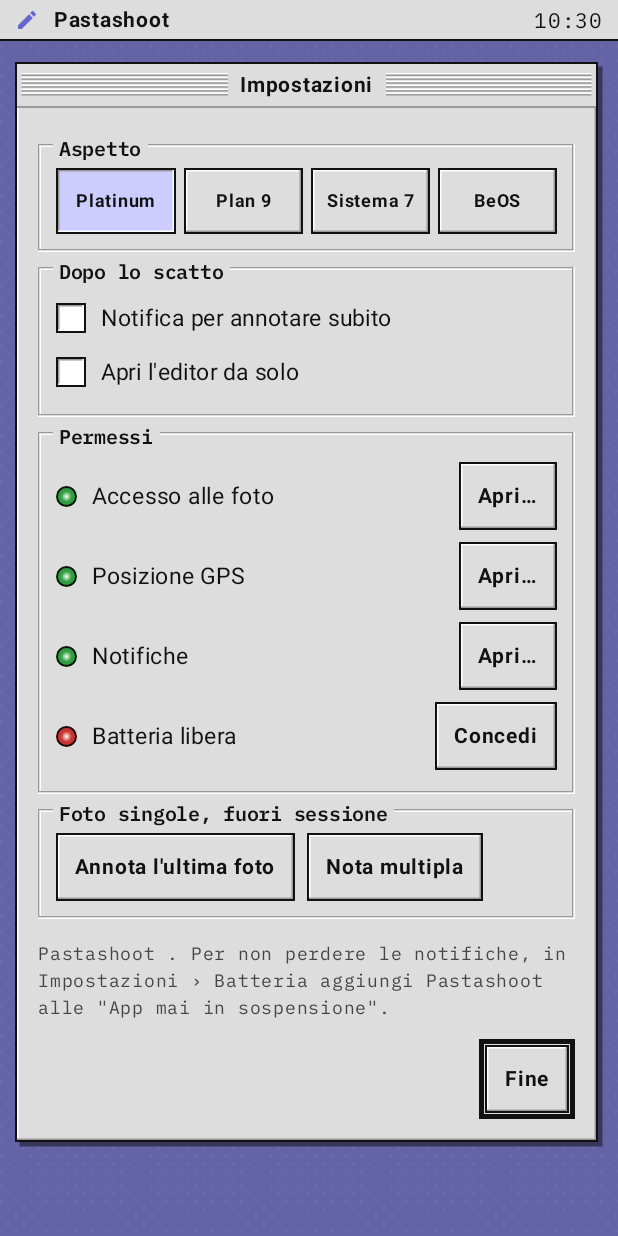
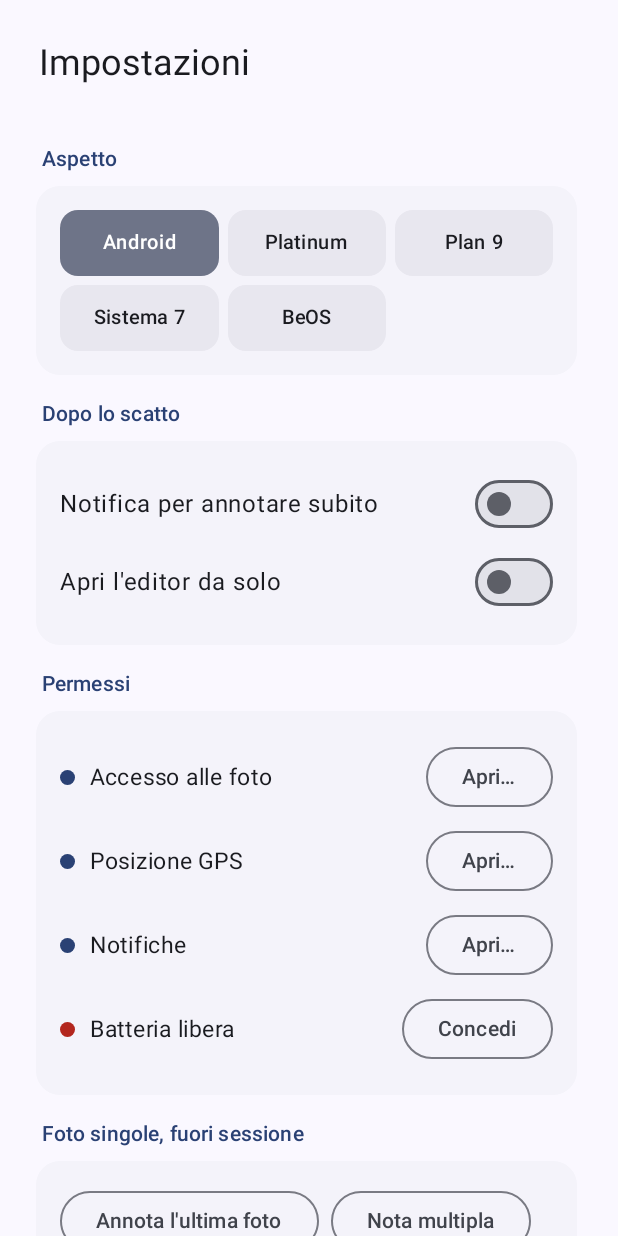
Before and after one commit to sambusek/foto-note, an Android app built with Jetpack Compose: the screen it shows after launch (MainActivity), after a tap on "Impostazioni…", on a phone screen of 412 x 824 dp. Run offline under Robolectric (Android 15) with nearby library versions, the phone set to English and light mode, and no system bars.

Commit message:
Aspetto Android (Material You) predefinito; campi automatici nel layout: data, ora, sopralluogo, etichetta fissa
Co-Authored-By: Claude Opus 5.5 <noreply@anthropic.com>
Claude-Session: https://claude.ai/code/session_01TkezUDY4MMPm1DRoensGuT

```diff
--- a/app/src/main/java/com/sambusek/fotonote/MainActivity.kt
+++ b/app/src/main/java/com/sambusek/fotonote/MainActivity.kt
@@ -289,13 +289,22 @@ private fun SettingsScreen(tick: MutableIntState, onBack: () -> Unit) {
             RetroWindow("Impostazioni", Modifier.fillMaxWidth()) {
                 Column(Modifier.padding(14.dp)) {
                     GroupBox("Aspetto") {
-                        Row(horizontalArrangement = Arrangement.spacedBy(5.dp)) {
-                            for (id in SkinId.entries) {
-                                BevelButton(
-                                    null, height = 44.dp,
-                                    on = LocalSkin.current.id == id,
-                                    onClick = { SkinStore.set(ctx, id) },
-                                ) { BevelValue(id.label, size = 12) }
+                        Column(verticalArrangement = Arrangement.spacedBy(6.dp)) {
+                            for (row in SkinId.entries.chunked(3)) {
+                                Row(horizontalArrangement = Arrangement.spacedBy(6.dp)) {
+                                    for (id in row) {
+                                        BevelButton(
+                                            null, height = 44.dp,
+                                            on = LocalSkin.current.id == id,
+                                            onClick = {
+                                                SkinStore.set(ctx, id)
+                                                // le barre di sistema cambiano stile con l'aspetto
+                                                (ctx as? android.app.Activity)?.recreate()
+                                            },
+                                        ) { BevelValue(id.label, size = 13) }
+                                    }
+                                    repeat(3 - row.size) { Spacer(Modifier.weight(1f)) }
+                                }
                             }
                         }
                     }
--- a/app/src/main/java/com/sambusek/fotonote/SessionActivity.kt
+++ b/app/src/main/java/com/sambusek/fotonote/SessionActivity.kt
@@ -176,7 +176,7 @@ private fun StagingScreen(s: Session, tick: MutableIntState, onClose: () -> Unit
     if (multiOpen) {
         MultiTextDialog(
             count = selected.size,
-            fields = s.fields,
+            fields = s.fields.filter { !it.auto },
             // se le foto scelte hanno già tutte lo stesso testo, si parte da quello
             initialFor = { fieldId ->
                 val texts = selected.map { k ->
--- a/app/src/main/java/com/sambusek/fotonote/Skin.kt
+++ b/app/src/main/java/com/sambusek/fotonote/Skin.kt
@@ -1,5 +1,7 @@
 package com.sambusek.fotonote
 
+import androidx.compose.material3.lightColorScheme
+import androidx.compose.material3.ColorScheme
 import android.content.Context
 import androidx.compose.runtime.getValue
 import androidx.compose.runtime.mutableStateOf
@@ -12,10 +14,10 @@ import androidx.compose.ui.text.font.FontWeight
 import androidx.compose.ui.unit.Dp
 import androidx.compose.ui.unit.dp
 
-enum class SkinId(val label: String) { PLATINUM("Platinum"), PLAN9("Plan 9"), SYSTEM7("Sistema 7"), BEOS("BeOS") }
+enum class SkinId(val label: String) { ANDROID("Android"), PLATINUM("Platinum"), PLAN9("Plan 9"), SYSTEM7("Sistema 7"), BEOS("BeOS") }
 
 enum class Desk { DOTS, FLAT, CHECKER }
-enum class TitleBar { PLATINUM, STRIPES_BW, TAG, TAB }
+enum class TitleBar { PLATINUM, STRIPES_BW, TAG, TAB, MATERIAL }
 enum class Shadow { SOFT, HARD, NONE }
 
 /** Tutto ciò che distingue una skin dall'altra. */
@@ -153,7 +155,34 @@ val BeSkin = PlatinumSkin.copy(
     alertFill = Color(0xFFFFCB00),
 )
 
+/**
+ * Aspetto Android: Material 3 con i colori di sistema (Material You) e il tema chiaro o
+ * scuro del telefono. I colori veri si calcolano a runtime con [androidSkin].
+ */
+fun androidSkin(cs: ColorScheme): Skin = PlatinumSkin.copy(
+    id = SkinId.ANDROID,
+    desk = cs.surface, deskTex = cs.surface, deskStyle = Desk.FLAT,
+    bg = cs.surface, field = cs.surfaceContainerHighest,
+    ink = cs.onSurface, ink2 = cs.onSurfaceVariant, off = cs.onSurface.copy(alpha = 0.38f),
+    hi = cs.outlineVariant, lo = cs.outlineVariant,
+    accent = cs.primary, onBg = cs.secondaryContainer, onInk = cs.onSecondaryContainer,
+    pressBg = cs.surfaceContainerHighest, pressInk = cs.onSurface,
+    canvas = cs.surfaceContainerHighest, ok = cs.primary, ko = cs.error,
+    winBorder = Color.Transparent, winBorderW = 0.dp, shadow = Shadow.NONE,
+    titleBar = TitleBar.MATERIAL, titleBg = cs.surface,
+    menuBg = cs.surface, menuLine = Color.Transparent,
+    bevel = false, ctlBg = cs.surfaceContainerHigh, ctlBorder = Color.Transparent, pushRadius = 20.dp,
+    progress = listOf(cs.primary, cs.primary, cs.primary),
+    alertFill = cs.tertiaryContainer,
+    titleFont = FontFamily.Default, bodyFont = FontFamily.Default, smallFont = FontFamily.Default,
+    lowercase = false,
+)
+
+/** Segnaposto per l'aspetto Android (i colori reali arrivano dal tema di sistema). */
+val AndroidSkinPlaceholder = androidSkin(lightColorScheme())
+
 fun skinFor(id: SkinId) = when (id) {
+    SkinId.ANDROID -> AndroidSkinPlaceholder
     SkinId.PLATINUM -> PlatinumSkin
     SkinId.PLAN9 -> Plan9Skin
     SkinId.SYSTEM7 -> System7Skin
@@ -164,12 +193,16 @@ val LocalSkin = staticCompositionLocalOf { PlatinumSkin }
 
 /** Skin attiva, condivisa da tutte le schermate dell'app. */
 object SkinStore {
-    var current by mutableStateOf(PlatinumSkin)
+    var current by mutableStateOf(AndroidSkinPlaceholder)
         private set
+    private var loaded = false
 
+    /** Carica la skin salvata; alla prima installazione è l'aspetto Android. */
     fun load(c: Context) {
+        if (loaded) return
+        loaded = true
         val name = c.getSharedPreferences("fotonote", Context.MODE_PRIVATE).getString("skin", null)
-        current = skinFor(SkinId.entries.firstOrNull { it.name == name } ?: SkinId.PLATINUM)
+        current = skinFor(SkinId.entries.firstOrNull { it.name == name } ?: SkinId.ANDROID)
     }
 
     fun set(c: Context, id: SkinId) {
--- a/app/src/main/java/com/sambusek/fotonote/Ui.kt
+++ b/app/src/main/java/com/sambusek/fotonote/Ui.kt
@@ -1,5 +1,19 @@
 package com.sambusek.fotonote
 
+import androidx.compose.ui.semantics.Role
+import androidx.compose.material3.dynamicLightColorScheme
+import androidx.compose.material3.dynamicDarkColorScheme
+import androidx.compose.material3.darkColorScheme
+import androidx.compose.material3.LinearProgressIndicator
+import androidx.compose.material3.TextButton
+import androidx.compose.material3.Switch
+import androidx.compose.material3.OutlinedTextField
+import androidx.compose.material3.OutlinedButton
+import androidx.compose.material3.Button
+import androidx.compose.material3.AlertDialog
+import androidx.compose.foundation.selection.toggleable
+import androidx.compose.foundation.isSystemInDarkTheme
+import android.os.Build
 import androidx.activity.ComponentActivity
 import androidx.activity.SystemBarStyle
 import androidx.activity.enableEdgeToEdge
@@ -121,19 +135,33 @@ val LocalCellInk = compositionLocalOf { Color.Black }
 fun glyphInk(): Color {
     val sk = LocalSkin.current
     val ink = LocalCellInk.current
-    return if (sk.id == SkinId.PLATINUM && ink == sk.ink) sk.accent else ink
+    return if ((sk.id == SkinId.PLATINUM || sk.id == SkinId.ANDROID) && ink == sk.ink) sk.accent else ink
 }
 
 /** Plan 9 scrive etichette e titoli in minuscolo. */
 @Composable
 fun tx(s: String): String = if (LocalSkin.current.lowercase) s.lowercase() else s
 
-private var skinLoaded = false
+val isAndroidSkin: Boolean @Composable get() = LocalSkin.current.id == SkinId.ANDROID
 
 @Composable
 fun PlatinumTheme(content: @Composable () -> Unit) {
     val ctx = LocalContext.current
-    if (!skinLoaded) { SkinStore.load(ctx); skinLoaded = true }
+    SkinStore.load(ctx)
+    if (SkinStore.current.id == SkinId.ANDROID) {
+        // Material 3 con i colori di sistema (Android 12+) e il tema chiaro/scuro del telefono
+        val dark = isSystemInDarkTheme()
+        val cs = when {
+            Build.VERSION.SDK_INT >= 31 -> if (dark) dynamicDarkColorScheme(ctx) else dynamicLightColorScheme(ctx)
+            dark -> darkColorScheme()
+            else -> lightColorScheme()
+        }
+        val sk = androidSkin(cs)
+        CompositionLocalProvider(LocalSkin provides sk, LocalCellInk provides sk.ink) {
+            MaterialTheme(colorScheme = cs, content = content)
+        }
+        return
+    }
     val sk = SkinStore.current
     val square = RoundedCornerShape(0.dp)
     CompositionLocalProvider(LocalSkin provides sk, LocalCellInk provides sk.ink) {
@@ -154,6 +182,11 @@ fun PlatinumTheme(content: @Composable () -> Unit) {
 }
 
 fun ComponentActivity.platinumEdgeToEdge() {
+    SkinStore.load(this)
+    if (SkinStore.current.id == SkinId.ANDROID) {
+        enableEdgeToEdge() // icone delle barre di sistema secondo il tema chiaro/scuro
+        return
+    }
     val t = android.graphics.Color.TRANSPARENT
     enableEdgeToEdge(SystemBarStyle.light(t, t), SystemBarStyle.dark(t))
 }
@@ -196,6 +229,7 @@ fun Modifier.etched(): Modifier {
         }
         SkinId.PLAN9 -> border(1.dp, sk.lo)
         SkinId.SYSTEM7 -> border(1.dp, sk.ink)
+        SkinId.ANDROID -> this
     }
 }
 
@@ -208,6 +242,7 @@ fun Modifier.well(color: Color? = null): Modifier {
         SkinId.PLATINUM, SkinId.BEOS -> this.bevel(raised = false).padding(1.dp).border(1.dp, sk.ink).padding(1.dp).background(fill)
         SkinId.PLAN9 -> this.border(1.dp, sk.lo).padding(1.dp).background(fill)
         SkinId.SYSTEM7 -> this.border(1.dp, sk.ink).padding(1.dp).background(fill)
+        SkinId.ANDROID -> this.clip(RoundedCornerShape(12.dp)).background(fill)
     }
 }
 
@@ -249,6 +284,11 @@ fun Modifier.desktop(): Modifier {
 @Composable
 fun MenuBar(title: String) {
     val sk = LocalSkin.current
+    if (sk.id == SkinId.ANDROID) {
+        // niente barra dei menu finta: solo lo spazio della barra di stato
+        Spacer(Modifier.fillMaxWidth().background(sk.menuBg).statusBarsPadding())
+        return
+    }
     var time by remember { mutableStateOf("") }
     LaunchedEffect(Unit) {
         val f = SimpleDateFormat("HH:mm", Locale.ITALY)
@@ -302,6 +342,21 @@ fun RetroWindow(
     content: @Composable ColumnScope.() -> Unit,
 ) {
     val sk = LocalSkin.current
+    if (sk.titleBar == TitleBar.MATERIAL) {
+        Column(modifier.background(sk.bg)) {
+            Text(
+                title,
+                style = if (small) MaterialTheme.typography.titleSmall else MaterialTheme.typography.headlineSmall,
+                color = if (small) sk.ink2 else sk.ink,
+                maxLines = 1,
+                modifier = Modifier.padding(
+                    start = 16.dp, end = 16.dp, top = if (small) 8.dp else 12.dp, bottom = if (small) 4.dp else 8.dp
+                ),
+            )
+            content()
+        }
+        return
+    }
     val barH = if (small) 20.dp else 28.dp
     val shadowMod = when (sk.shadow) {
         Shadow.SOFT -> Modifier.drawBehind {
@@ -391,7 +446,7 @@ fun RetroWindow(
                     )
                 }
             }
-            TitleBar.TAB -> {}
+            TitleBar.TAB, TitleBar.MATERIAL -> {}
             TitleBar.TAG -> {
                 Row(
                     Modifier.fillMaxWidth().height(barH).background(sk.titleBg).padding(horizontal = 8.dp),
@@ -411,7 +466,7 @@ fun RetroWindow(
         }
         Box(
             Modifier.fillMaxWidth().height(1.dp).background(
-                when (sk.id) { SkinId.PLATINUM, SkinId.BEOS -> sk.lo; SkinId.PLAN9 -> sk.winBorder; SkinId.SYSTEM7 -> sk.ink }
+                when (sk.id) { SkinId.PLATINUM, SkinId.BEOS, SkinId.ANDROID -> sk.lo; SkinId.PLAN9 -> sk.winBorder; SkinId.SYSTEM7 -> sk.ink }
             )
         )
         content()
@@ -436,6 +491,35 @@ fun BevelBox(
     content: @Composable BoxScope.() -> Unit,
 ) {
     val sk = LocalSkin.current
+    if (sk.id == SkinId.ANDROID) {
+        // riquadro tonale Material con l'effetto "ripple" di sistema
+        val shp = if (shape == RectangleShape) RoundedCornerShape(12.dp) else shape
+        val ink = when { !enabled -> sk.off; on -> sk.onInk; else -> sk.ink }
+        Box(
+            modifier
+                .clip(shp)
+                .background(if (on) sk.onBg else sk.ctlBg)
+                .then(if (onClick != null) Modifier.clickable(enabled = enabled, onClick = onClick) else Modifier)
+        ) {
+            CompositionLocalProvider(LocalCellInk provides ink) {
+                if (label != null) {
+                    Text(
+                        label,
+                        style = MaterialTheme.typography.labelSmall,
+                        color = if (on || !enabled) ink else sk.ink2,
+                        maxLines = 1,
+                        modifier = Modifier.align(Alignment.TopStart).padding(start = 8.dp, top = 5.dp),
+                    )
+                }
+                Box(
+                    Modifier.align(Alignment.Center).padding(top = if (label != null) 12.dp else 0.dp),
+                    contentAlignment = Alignment.Center,
+                    content = content,
+                )
+            }
+        }
+        return
+    }
     val src = remember { MutableInteractionSource() }
     val pressed by src.collectIsPressedAsState()
     var flash by remember { mutableStateOf(false) }
@@ -513,7 +597,7 @@ fun BevelValue(text: String, enabled: Boolean = true, size: Int = 18) {
     Text(
         tx(text),
         fontFamily = sk.titleFont,
-        fontWeight = FontWeight.Bold,
+        fontWeight = if (sk.id == SkinId.ANDROID) FontWeight.Medium else FontWeight.Bold,
         fontSize = size.sp,
         color = if (enabled) LocalCellInk.current else sk.off,
         maxLines = 1,
@@ -531,6 +615,12 @@ fun PushButton(
     enabled: Boolean = true,
 ) {
     val sk = LocalSkin.current
+    if (sk.id == SkinId.ANDROID) {
+        // azione principale: pulsante pieno; le altre: pulsante con contorno
+        if (default) Button(onClick, modifier, enabled = enabled) { Text(text, maxLines = 1, softWrap = false) }
+        else OutlinedButton(onClick, modifier, enabled = enabled) { Text(text, maxLines = 1, softWrap = false) }
+        return
+    }
     val r = sk.pushRadius
     val ringColor = if (!enabled) sk.off else if (sk.id == SkinId.PLAN9) sk.pressBg else sk.ink
     val ring = if (default) Modifier
@@ -562,6 +652,22 @@ fun PushButton(
 @Composable
 fun RetroCheckbox(checked: Boolean, label: String, onToggle: () -> Unit, enabled: Boolean = true) {
     val sk = LocalSkin.current
+    if (sk.id == SkinId.ANDROID) {
+        Row(
+            Modifier
+                .fillMaxWidth()
+                .heightIn(min = 52.dp)
+                .toggleable(value = checked, enabled = enabled, role = Role.Switch, onValueChange = { onToggle() }),
+            verticalAlignment = Alignment.CenterVertically,
+        ) {
+            Text(
+                label, style = MaterialTheme.typography.bodyLarge,
+                color = if (enabled) sk.ink else sk.off, modifier = Modifier.weight(1f).padding(end = 12.dp),
+            )
+            Switch(checked = checked, onCheckedChange = null, enabled = enabled)
+        }
+        return
+    }
     Row(
         Modifier
             .fillMaxWidth()
@@ -598,6 +704,24 @@ fun RetroCheckbox(checked: Boolean, label: String, onToggle: () -> Unit, enabled
 @Composable
 fun GroupBox(title: String, modifier: Modifier = Modifier, content: @Composable ColumnScope.() -> Unit) {
     val sk = LocalSkin.current
+    if (sk.id == SkinId.ANDROID) {
+        // intestazione di sezione + scheda arrotondata
+        Column(modifier.fillMaxWidth().padding(top = 16.dp)) {
+            Text(
+                title, style = MaterialTheme.typography.titleSmall, color = sk.accent,
+                modifier = Modifier.padding(start = 4.dp, bottom = 8.dp),
+            )
+            Column(
+                Modifier
+                    .fillMaxWidth()
+                    .clip(RoundedCornerShape(16.dp))
+                    .background(MaterialTheme.colorScheme.surfaceContainerLow)
+                    .padding(16.dp),
+                content = content,
+            )
+        }
+        return
+    }
     Box(modifier.fillMaxWidth().padding(top = 10.dp)) {
         Column(
             Modifier
@@ -643,6 +767,7 @@ fun StatusLight(ok: Boolean) {
                 .border(1.dp, sk.ink, CircleShape)
         )
         SkinId.PLAN9 -> Box(Modifier.size(12.dp).background(if (ok) sk.ok else sk.ko))
+        SkinId.ANDROID -> Box(Modifier.size(10.dp).clip(CircleShape).background(if (ok) sk.ok else sk.ko))
     }
 }
 
@@ -650,6 +775,10 @@ fun StatusLight(ok: Boolean) {
 @Composable
 fun RetroProgress(fraction: Float, modifier: Modifier = Modifier) {
     val sk = LocalSkin.current
+    if (sk.id == SkinId.ANDROID) {
+        LinearProgressIndicator(progress = { fraction.coerceIn(0f, 1f) }, modifier = modifier.fillMaxWidth())
+        return
+    }
     Box(
         modifier
             .fillMaxWidth()
@@ -679,6 +808,23 @@ fun RetroTextField(
     enabled: Boolean = true,
 ) {
     val sk = LocalSkin.current
+    if (sk.id == SkinId.ANDROID) {
+        val single = maxHeight <= 80.dp
+        OutlinedTextField(
+            value = value,
+            onValueChange = onChange,
+            enabled = enabled,
+            singleLine = single,
+            placeholder = { Text(placeholder) },
+            modifier = modifier
+                .fillMaxWidth()
+                .then(
+                    if (single) Modifier
+                    else Modifier.heightIn(min = maxOf(minHeight, 56.dp), max = maxOf(maxHeight, 56.dp))
+                ),
+        )
+        return
+    }
     BasicTextField(
         value = value,
         onValueChange = onChange,
@@ -717,6 +863,16 @@ fun RetroAlert(
     onDismiss: () -> Unit,
 ) {
     val sk = LocalSkin.current
+    if (sk.id == SkinId.ANDROID) {
+        AlertDialog(
+            onDismissRequest = onDismiss,
+            title = { Text(message) },
+            text = { Text(detail) },
+            confirmButton = { TextButton(onConfirm) { Text(confirm) } },
+            dismissButton = { TextButton(onDismiss) { Text(dismiss) } },
+        )
+        return
+    }
     Dialog(onDismissRequest = onDismiss) {
         CompositionLocalProvider(LocalSkin provides sk, LocalCellInk provides sk.ink) {
             val frame = when (sk.id) {
@@ -725,6 +881,7 @@ fun RetroAlert(
                 SkinId.SYSTEM7 -> Modifier
                     .border(1.dp, sk.ink).padding(3.dp).border(3.dp, sk.ink)
                 SkinId.PLAN9 -> Modifier.border(4.dp, sk.winBorder)
+                SkinId.ANDROID -> Modifier
             }
             Column(
                 Modifier
@@ -779,6 +936,10 @@ fun Modifier.dialogFrame(): Modifier {
         SkinId.SYSTEM7 -> Modifier
             .border(1.dp, sk.ink).padding(3.dp).border(3.dp, sk.ink)
         SkinId.PLAN9 -> Modifier.border(4.dp, sk.winBorder)
+        SkinId.ANDROID -> return this
+            .clip(RoundedCornerShape(28.dp))
+            .background(MaterialTheme.colorScheme.surfaceContainerHigh)
+            .padding(24.dp)
     }
     return this.background(sk.bg).then(frame).padding(16.dp)
 }
@@ -798,6 +959,31 @@ fun RetroPrompt(
 ) {
     val sk = LocalSkin.current
     var text by remember { mutableStateOf(initial) }
+    if (sk.id == SkinId.ANDROID) {
+        AlertDialog(
+            onDismissRequest = onDismiss,
+            title = { Text(title) },
+            text = {
+                Column {
+                    Text(message)
+                    Spacer(Modifier.height(12.dp))
+                    OutlinedTextField(
+                        value = text,
+                        onValueChange = { text = if (multiline) it else it.replace("\n", " ") },
+                        singleLine = !multiline,
+                        minLines = if (multiline) 3 else 1,
+                        placeholder = { Text(placeholder) },
+                        modifier = Modifier.fillMaxWidth(),
+                    )
+                }
+            },
+            confirmButton = {
+                TextButton({ onConfirm(text.trim()) }, enabled = allowEmpty || text.isNotBlank()) { Text(confirm) }
+            },
+            dismissButton = { TextButton(onDismiss) { Text("Annulla") } },
+        )
+        return
+    }
     Dialog(onDismissRequest = onDismiss) {
         CompositionLocalProvider(LocalSkin provides sk, LocalCellInk provides sk.ink) {
             Column(Modifier.fillMaxWidth().dialogFrame()) {
@@ -869,3 +1055,22 @@ fun DeskScreen(content: @Composable ColumnScope.() -> Unit) {
         content()
     }
 }
+
+/** Pulsanti in fondo a un dialogo: testuali in Android, pulsanti della skin negli altri aspetti. */
+@Composable
+fun DialogButtons(dismiss: String, onDismiss: () -> Unit, confirm: String, onConfirm: () -> Unit, enabled: Boolean = true) {
+    Row(Modifier.fillMaxWidth(), horizontalArrangement = Arrangement.spacedBy(10.dp, Alignment.End)) {
+        if (isAndroidSkin) {
+            TextButton(onDismiss) { Text(dismiss) }
+            TextButton(onConfirm, enabled = enabled) { Text(confirm) }
+        } else {
+            PushButton(dismiss, onDismiss)
+            PushButton(confirm, onConfirm, default = true, enabled = enabled)
+        }
+    }
+}
+
+/** Cornice dei menu a tendina: quella di sistema in Android, squadrata negli altri aspetti. */
+@Composable
+fun Modifier.menuFrame(): Modifier =
+    if (isAndroidSkin) this else this.background(P.Bg).border(1.dp, P.Ink)
```
Also changed, not shown: app/src/main/java/com/sambusek/fotonote/EditorActivity.kt (+14 -5 lines), app/src/main/java/com/sambusek/fotonote/LayoutEditor.kt (+57 -13 lines), app/src/main/java/com/sambusek/fotonote/MediaHelper.kt (+12 -0 lines), app/src/main/java/com/sambusek/fotonote/NoteBand.kt (+42 -2 lines), app/src/main/java/com/sambusek/fotonote/Session.kt (+12 -3 lines), 1 other file.
